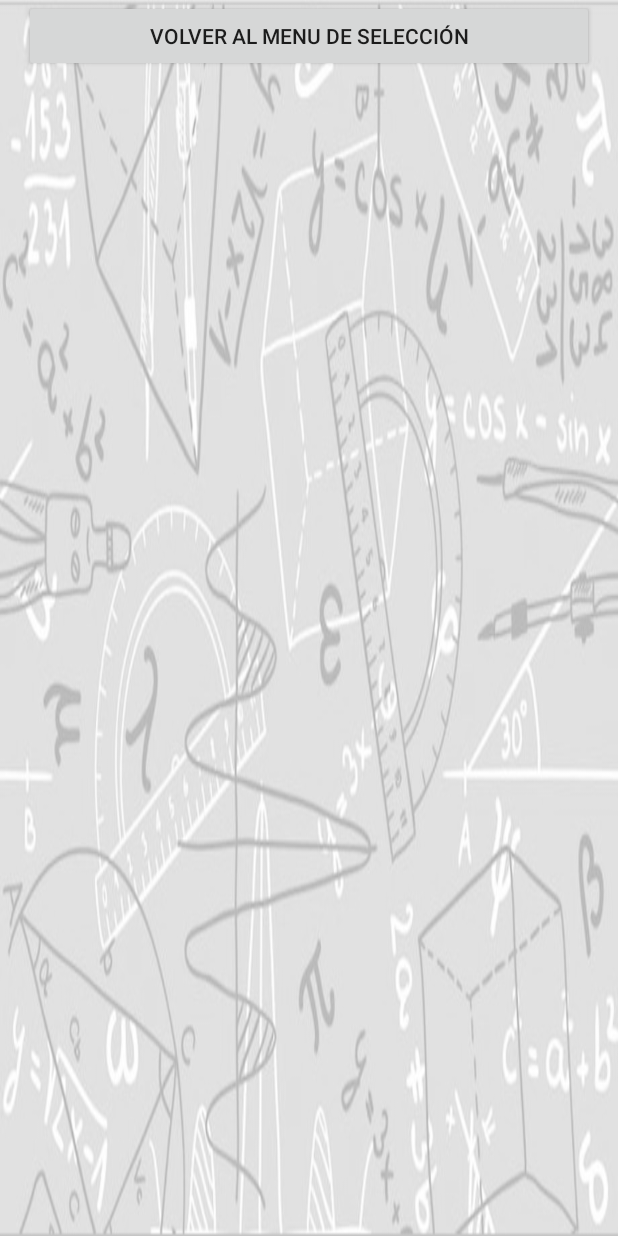
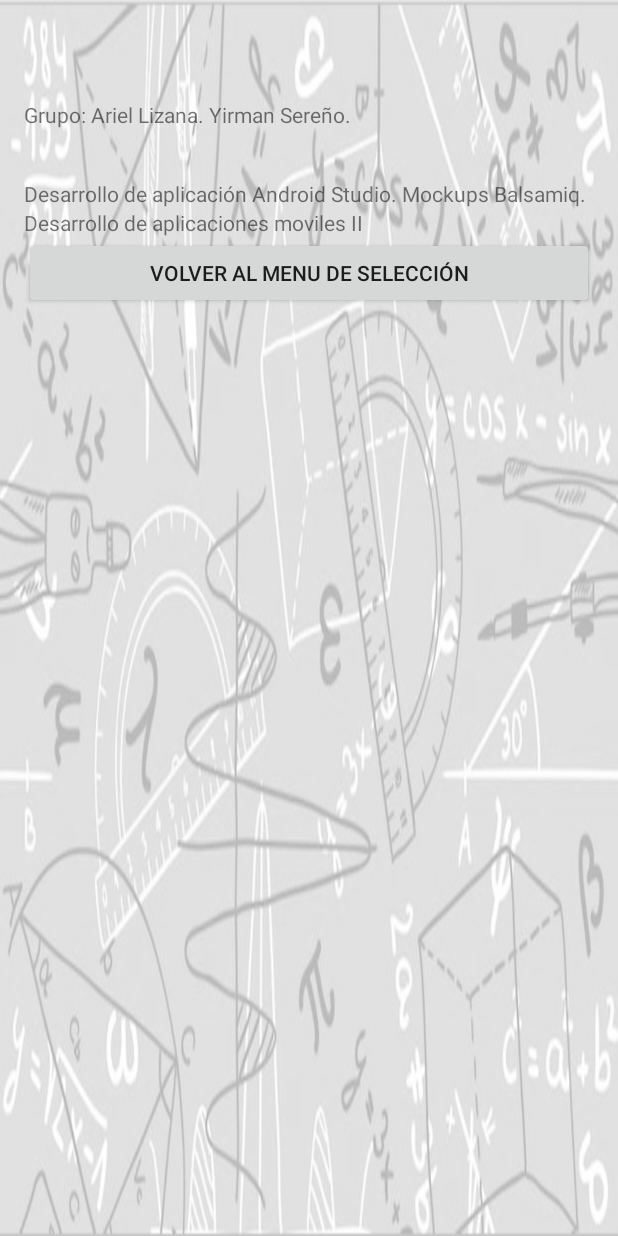
Before and after one commit to cristoferss/GeoCalculadora, an Android app: the layout activity_quienes_somos.xml on its own in the app's theme, with its tools: preview values and no code run, on a phone screen of 412 x 824 dp. Run offline under Robolectric (Android 15) with nearby library versions, the phone set to English and light mode, and no system bars.

Commit message:
Actitivies con calculos parte 2

```diff
--- a/app/src/main/java/com/example/geocal/Circulo.java
+++ b/app/src/main/java/com/example/geocal/Circulo.java
@@ -21,7 +21,7 @@ public class Circulo extends AppCompatActivity {
         super.onCreate(savedInstanceState);
         setContentView(R.layout.activity_circulo);
 
-        final String figura = "Circulo";
+        final String figura = "Círculo";
 
         //Botones
         btnVolver  = (Button)findViewById(R.id.btnVolver);
--- a/app/src/main/java/com/example/geocal/Rectangulo.java
+++ b/app/src/main/java/com/example/geocal/Rectangulo.java
@@ -21,7 +21,7 @@ public class Rectangulo extends AppCompatActivity {
         super.onCreate(savedInstanceState);
         setContentView(R.layout.activity_rectangulo);
 
-        final String figura = "Rectangulo";
+        final String figura = "Rectángulo";
 
         //Botones
         btnVolver  = (Button)findViewById(R.id.btnVolver);
--- a/app/src/main/res/layout/activity_quienes_somos.xml
+++ b/app/src/main/res/layout/activity_quienes_somos.xml
@@ -12,6 +12,27 @@
     tools:context=".QuienesSomos">
 
 
+    <TextView
+        android:id="@+id/textView7"
+        android:layout_width="match_parent"
+        android:layout_height="wrap_content"
+        android:layout_marginTop="100px"
+        android:layout_marginBottom="50px"
+        android:autoText="false"
+        android:text="Grupo: Ariel Lizana. Yirman Sereño." />
+
+    <TextView
+        android:id="@+id/textView8"
+        android:layout_width="match_parent"
+        android:layout_height="wrap_content"
+        android:text="Desarrollo de aplicación Android Studio. Mockups Balsamiq." />
+
+    <TextView
+        android:id="@+id/textView9"
+        android:layout_width="match_parent"
+        android:layout_height="wrap_content"
+        android:text="Desarrollo de aplicaciones moviles II" />
+
     <Button
         android:id="@+id/btnVolver"
         android:layout_width="match_parent"
--- a/app/src/main/res/layout/activity_rectangulo.xml
+++ b/app/src/main/res/layout/activity_rectangulo.xml
@@ -16,7 +16,7 @@
         android:layout_width="match_parent"
         android:layout_height="wrap_content"
         android:layout_marginTop="50px"
-        android:text="Ingrese lados del cuadrado" />
+        android:text="Ingrese lados del rectángulo" />
 
     <EditText
         android:id="@+id/etLadoA"
```
Also changed, not shown: app/src/main/java/com/example/geocal/Resultados.java (+58 -2 lines), app/src/main/java/com/example/geocal/Triangulos.java (+30 -6 lines), app/src/main/res/layout/activity_resultados.xml (+10 -0 lines).
